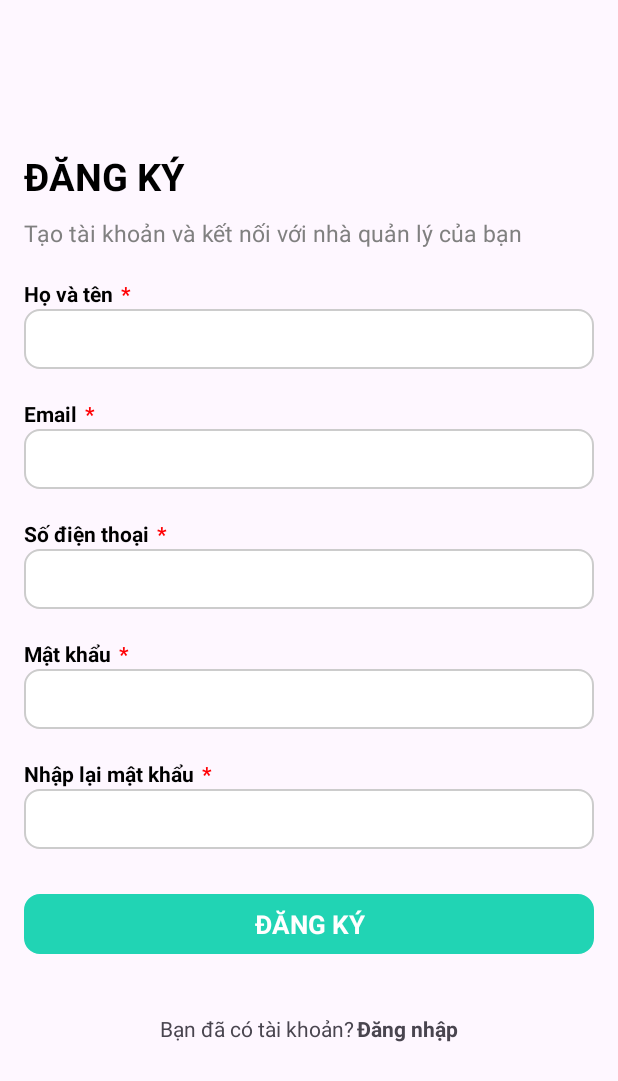
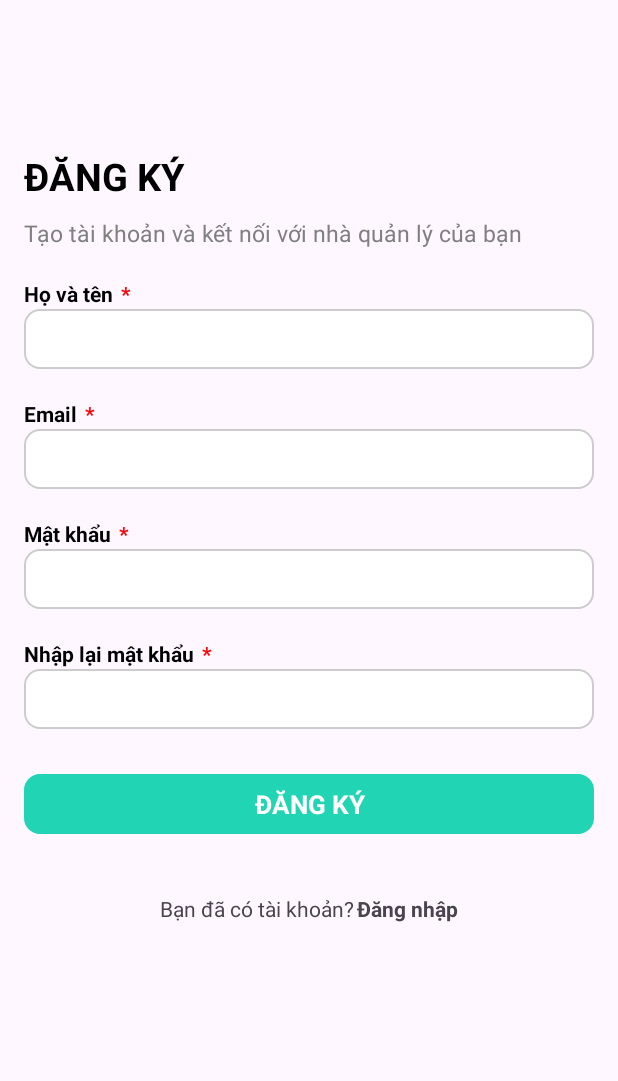
Before and after one commit to tranduong11/dyong_resident, an Android app: the screen it shows after launch (SignupActivity), after a tap on "Đăng ký", on a phone screen of 412 x 824 dp. Shown: the top 1081 px of the screen. Run offline under Robolectric (Android 15) with nearby library versions, the phone set to English and light mode, and no system bars.

Commit message:
update login, signup

```diff
--- a/app/src/main/java/com/scan/dyong_resident/LoginActivity.java
+++ b/app/src/main/java/com/scan/dyong_resident/LoginActivity.java
@@ -3,19 +3,28 @@ package com.scan.dyong_resident;
 import android.content.Intent;
 import android.content.SharedPreferences;
 import android.os.Bundle;
+import android.util.Patterns;
 import android.widget.CheckBox;
 import android.widget.EditText;
+import android.widget.ImageView;
 import android.widget.TextView;
 import android.widget.Toast;
 
 import androidx.activity.EdgeToEdge;
 import androidx.appcompat.app.AppCompatActivity;
 
+import com.google.android.material.textfield.TextInputEditText;
+import com.google.android.material.textfield.TextInputLayout;
+
 public class LoginActivity extends AppCompatActivity {
     TextView tvLogin, tvDK;
-    EditText edtPhone, edtPass;
+    EditText edtEmail, edtPass;
     CheckBox cbSave;
     String userRegister = "", passRegister = "";
+    private TextInputEditText passwordEditText;
+    private TextInputLayout passwordTextInputLayout;
+    private boolean isPasswordVisible = false;
+    ImageView passwordToggleIcon;
     @Override
     protected void onCreate(Bundle savedInstanceState) {
         super.onCreate(savedInstanceState);
@@ -29,39 +38,29 @@ public class LoginActivity extends AppCompatActivity {
         if(isRemember){
             String phone = sharedPreferences.getString("phone","");
             String pass = sharedPreferences.getString("pass","");
-            edtPhone.setText(phone);
-            edtPass.setText(pass);
+            edtEmail.setText(phone);
+//            edtPass.setText(pass);
             cbSave.setChecked(isRemember);
 
             userRegister = phone;
-            passRegister = pass;
+//            passRegister = pass;
         }
 
         tvLogin.setOnClickListener(v -> {
-            String phone = edtPhone.getText().toString();
-            String pass = edtPass.getText().toString();
+            String email = edtEmail.getText().toString();
+//            String pass = edtPass.getText().toString();
 
-            if (phone.length()>0 && pass.length()>0 && phone.equals(userRegister) && pass.equals(passRegister)){
-                if (cbSave.isChecked()){
-                    SharedPreferences preferences = getSharedPreferences("data",MODE_PRIVATE);
-                    SharedPreferences.Editor editor = preferences.edit();
-                    editor.putBoolean("isRemember",true);
-                    editor.putString("phone",phone);
-                    editor.putString("pass",pass);
-                    editor.apply();
-
-                }
-                else {
-                    SharedPreferences preferences = getSharedPreferences("data", MODE_PRIVATE);
-                    SharedPreferences.Editor editor = preferences.edit();
-                    editor.clear();
-                    editor.apply();
-                }
-
+            if (isValidEmail(email)){
                 Toast.makeText(LoginActivity.this, "Đăng nhập thành công", Toast.LENGTH_SHORT).show();
                 Intent intent = new Intent(LoginActivity.this, BottomAppBarActivity.class);
                 intent.setFlags(Intent.FLAG_ACTIVITY_NEW_TASK | Intent.FLAG_ACTIVITY_CLEAR_TASK);
                 startActivity(intent);
+
+                SharedPreferences preferences = getSharedPreferences("data", MODE_PRIVATE);
+                SharedPreferences.Editor editor = preferences.edit();
+                editor.clear();
+                editor.apply();
+
             }
             else {
                 Toast.makeText(this,"Đăng nhập thất bại", Toast.LENGTH_SHORT).show();
@@ -74,13 +73,20 @@ public class LoginActivity extends AppCompatActivity {
         });
 
     }
+
+    private boolean isValidEmail(String email) {
+        return Patterns.EMAIL_ADDRESS.matcher(email).matches();
+    }
+
     public void init(){
         tvLogin = findViewById(R.id.tvlogin);
         tvDK = findViewById(R.id.tvDK);
-        edtPhone = findViewById(R.id.edtPhone);
-        edtPass = findViewById(R.id.edtPass);
+        edtEmail = findViewById(R.id.edtMail);
+//        edtPass = findViewById(R.id.edtPass);
         cbSave = findViewById(R.id.cbSave);
-
+        passwordEditText = findViewById(R.id.passwordEditText);
+        passwordTextInputLayout = findViewById(R.id.passwordTextInputLayout);
+        passwordTextInputLayout.setPasswordVisibilityToggleEnabled(true);
     }
 
 }
--- a/app/src/main/java/com/scan/dyong_resident/SignupActivity.java
+++ b/app/src/main/java/com/scan/dyong_resident/SignupActivity.java
@@ -13,7 +13,7 @@ import androidx.appcompat.app.AppCompatActivity;
 
 public class SignupActivity extends AppCompatActivity {
     TextView tvSignup, tvDN;
-    EditText edtFullName, edtPhone, edtMail, edtPass, edtRePass;
+    EditText edtFullName, edtMail, edtPass, edtRePass;
     @Override
     protected void onCreate(Bundle savedInstanceState) {
         super.onCreate(savedInstanceState);
@@ -42,6 +42,8 @@ public class SignupActivity extends AppCompatActivity {
 
             }
         });
+
+
 
         edtMail.addTextChangedListener(new TextWatcher() {
             @Override
@@ -111,25 +113,19 @@ public class SignupActivity extends AppCompatActivity {
 
         tvSignup.setOnClickListener(v -> {
             String fullName = edtFullName.getText().toString();
-            String phone = edtPhone.getText().toString();
             String mail = edtMail.getText().toString();
             String pass = edtPass.getText().toString();
             String rePass = edtRePass.getText().toString();
 
             //validate
-            if(fullName.equals("") || phone.equals("") || mail.equals("") || pass.equals("") || rePass.equals("")){
+            if(fullName.equals("")  || mail.equals("") || pass.equals("") || rePass.equals("")){
                 if (fullName.equals("")){
                     edtFullName.setError("Vui lòng nhập họ tên");
                 }
                 else {
                     edtFullName.setError(null);
                 }
-                if (phone.equals("")){
-                    edtPhone.setError("Vui lòng nhập số điện thoại");
-                }
-                else {
-                    edtPhone.setError(null);
-                }
+
                 if (mail.equals("")){
                     edtMail.setError("Vui lòng nhập email");
                 }
@@ -155,7 +151,6 @@ public class SignupActivity extends AppCompatActivity {
             else {
                 Intent intent = new Intent();
                 intent.putExtra("fullName", fullName);
-                intent.putExtra("phone", phone);
                 intent.putExtra("mail", mail);
                 intent.putExtra("pass", pass);
                 setResult(1,intent);
@@ -175,7 +170,6 @@ public class SignupActivity extends AppCompatActivity {
         tvSignup = findViewById(R.id.tvSignup);
         tvDN = findViewById(R.id.tvDN);
         edtFullName = findViewById(R.id.edtFullName);
-        edtPhone = findViewById(R.id.edtPhone);
         edtMail = findViewById(R.id.edtMail);
         edtPass = findViewById(R.id.edtPass);
         edtRePass = findViewById(R.id.edtRePass);
--- a/app/src/main/res/layout/signup_screen.xml
+++ b/app/src/main/res/layout/signup_screen.xml
@@ -95,39 +95,6 @@
         android:background="@drawable/edittext_custom"
         />
 
-    <LinearLayout
-        android:layout_marginTop="20dp"
-        android:layout_width="match_parent"
-        android:layout_height="20dp"
-        android:orientation="horizontal"
-        >
-
-        <TextView
-            android:layout_width="wrap_content"
-            android:layout_height="wrap_content"
-            android:text="Số điện thoại"
-            android:textSize="14dp"
-            android:textColor="@color/black"
-            android:textStyle="bold"
-            />
-        <TextView
-            android:layout_marginLeft="5dp"
-            android:layout_width="wrap_content"
-            android:layout_height="wrap_content"
-            android:text="*"
-            android:textColor="#FF0004"
-            android:textStyle="bold"
-            android:textSize="14dp"
-
-            />
-
-    </LinearLayout>
-    <EditText
-        android:id="@+id/edtPhone"
-        android:layout_width="match_parent"
-        android:layout_height="40dp"
-        android:background="@drawable/edittext_custom"
-        />
 
     <LinearLayout
         android:layout_marginTop="20dp"
```
Also changed, not shown: app/src/main/res/layout/login_screen.xml (+29 -7 lines), app/src/main/res/drawable/ic_eye.png.
